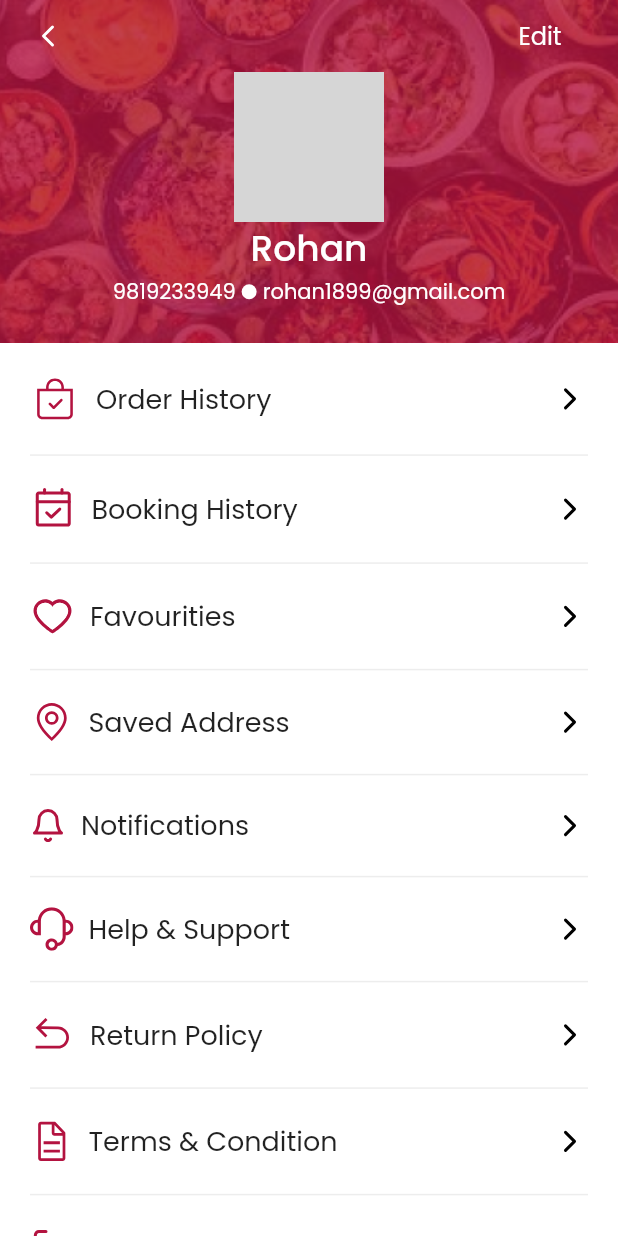
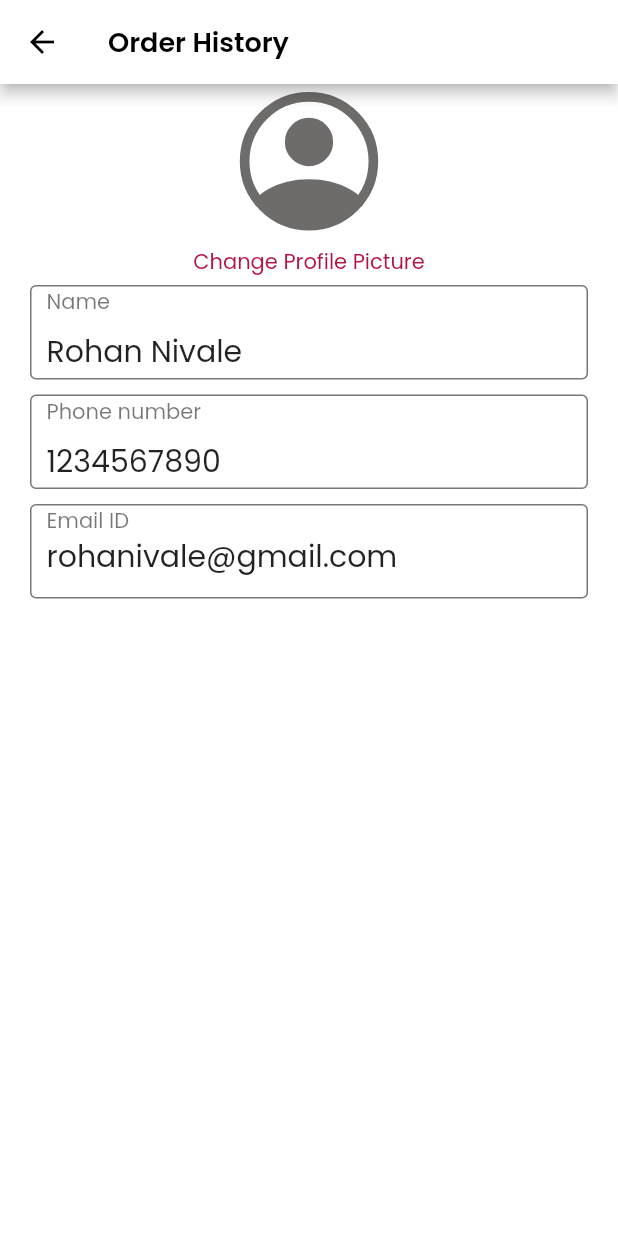
Before and after one commit to tejastamkar/Bhojan-king-resturant, a Flutter app: the ProfileScreen screen opened directly, after a tap on "Edit", on a phone screen of 412 x 824 dp. Run offline on Flutter 3.47's test engine with Material 2 defaults, Android fonts, the phone set to English and light mode, and no system bars; our stand-ins replace carousel_indicator, carousel_slider, dotted_line, flutter_rating_bar, flutter_svg; network calls fail; project files that could hold a hidden picture were left out; grey boxes are pictures that could not be loaded.

Commit message:
profile edit screen

```diff
--- a/lib/screens/profileScreens/bookinghistroyscreen.dart
+++ b/lib/screens/profileScreens/bookinghistroyscreen.dart
@@ -40,7 +40,6 @@ ListView.builder(
                       count: bookingList[index]['count']);
                 },
               ),
-
             ],
           ),
         ),
--- /dev/null
+++ b/lib/screens/profileScreens/profile_editscreen.dart
@@ -0,0 +1,173 @@
+import 'package:flutter/material.dart';
+import 'package:flutter_svg/flutter_svg.dart';
+
+class ProfileEditScreen extends StatefulWidget {
+  const ProfileEditScreen({Key? key}) : super(key: key);
+
+  @override
+  State<ProfileEditScreen> createState() => _ProfileEditScreenState();
+}
+
+class _ProfileEditScreenState extends State<ProfileEditScreen> {
+  @override
+  Widget build(BuildContext context) {
+    double width = MediaQuery.of(context).size.width;
+
+    String name = "Rohan Nivale" , email = "rohanivale@gmail.com" , phone = '1234567890';
+    return Scaffold(
+        appBar: AppBar(
+          backgroundColor: Colors.white,
+          foregroundColor: Colors.black,
+          title: const Text('Order History',
+              style: TextStyle(fontSize: 18, fontWeight: FontWeight.w600)),
+        ),
+        backgroundColor: Colors.white,
+        body: SingleChildScrollView(
+          physics: const ScrollPhysics(),
+          child: Center(
+            child: Column(children: [
+              SvgPicture.asset(
+                'icons/profile-circle.svg',
+                width: width / 4,
+                height: width / 4,
+              ),
+              Padding(
+                padding: const EdgeInsets.symmetric(vertical: 5),
+                child: Text(
+                  'Change Profile Picture',
+                  style: TextStyle(
+                      fontSize: 14,
+                      fontWeight: FontWeight.w400,
+                      color: Theme.of(context).primaryColor),
+                ),
+              ),
+              Padding(
+                padding: const EdgeInsets.symmetric(horizontal: 20),
+                child: Container(
+                  decoration: BoxDecoration(
+                      borderRadius: BorderRadius.circular(4),
+                      border: Border.all(
+                          color: const Color.fromRGBO(30, 26, 26, 0.6))),
+                  child: Column(
+                    crossAxisAlignment: CrossAxisAlignment.start,
+                    children:  [
+                     const Padding(
+                        padding: EdgeInsets.symmetric(horizontal: 10),
+                        child: Text('Name',
+                            style: TextStyle(
+                                color: Color.fromRGBO(30, 26, 26, 0.6))),
+                      ),
+                      Padding(
+                        padding: const EdgeInsets.symmetric(horizontal: 10),
+                        child: SizedBox(
+                          height: 40,
+                          child: TextFormField(
+                            initialValue: name,
+                            onChanged: (value){
+                              setState(() {
+                                name = value ;
+                              });
+                            },
+                            style: const TextStyle(
+
+                                fontSize: 20, fontWeight: FontWeight.w400),
+                            decoration: const InputDecoration(
+
+                               border: InputBorder.none),
+                          ),
+                        ),
+                      ),
+                    ],
+                  ),
+                ),
+              ),
+              const SizedBox(
+                height: 10,
+              ),
+              Padding(
+                padding: const EdgeInsets.symmetric(horizontal: 20),
+                child: Container(
+                  decoration: BoxDecoration(
+                      borderRadius: BorderRadius.circular(4),
+                      border: Border.all(
+                          color: const Color.fromRGBO(30, 26, 26, 0.6))),
+                  child: Column(
+                    crossAxisAlignment: CrossAxisAlignment.start,
+                    children:  [
+                      const Padding(
+                        padding: EdgeInsets.symmetric(horizontal: 10),
+                        child: Text('Phone number',
+                            style: TextStyle(
+                                color: Color.fromRGBO(30, 26, 26, 0.6))),
+                      ),
+                      Padding(
+                        padding: const EdgeInsets.symmetric(horizontal: 10),
+                        child: SizedBox(
+                          height: 40,
+                          child: TextFormField(
+
+                            keyboardType: TextInputType.number,
+                            initialValue: phone,
+                            onChanged: (value){
+                              setState(() {
+                                phone =value;
+                              });
+                            },
+                            style: const TextStyle(
+                                fontSize: 20, fontWeight: FontWeight.w400),
+                            decoration: const InputDecoration(
+
+                              border: InputBorder.none),
+                          ),
+                        ),
+                      ),
+                    ],
+                  ),
+                ),
+              ),
+              const SizedBox(
+                height: 10,
+              ),
+              Padding(
+                padding: const EdgeInsets.symmetric(horizontal: 20),
+                child: Container(
+                  decoration: BoxDecoration(
+                      borderRadius: BorderRadius.circular(4),
+                      border: Border.all(
+                          color: const Color.fromRGBO(30, 26, 26, 0.6))),
+                  child: Column(
+                    crossAxisAlignment: CrossAxisAlignment.start,
+                    children:  [
+                      const Padding(
+                        padding: EdgeInsets.symmetric(horizontal: 10),
+                        child: Text('Email ID',
+                            style: TextStyle(
+                                color: Color.fromRGBO(30, 26, 26, 0.6))),
+                      ),
+                      Padding(
+                        padding: const EdgeInsets.symmetric(horizontal: 10),
+                        child: SizedBox(
+                          height: 40,
+                          child: TextFormField(
+                            initialValue: email,
+                            onChanged: (value){
+                              setState(() {
+                                email = value ;
+                              });
+                            },
+                            style: const TextStyle(
+                                fontSize: 20, fontWeight: FontWeight.w400),
+                            decoration: const InputDecoration(
+                                hintText: ' ', border: InputBorder.none),
+                          ),
+                        ),
+                      ),
+                    ],
+                  ),
+                ),
+              ),
+            ]),
+          ),
+        ));
+  }
+}
--- a/lib/screens/profilescreen.dart
+++ b/lib/screens/profilescreen.dart
@@ -1,7 +1,9 @@
 import 'package:flutter/material.dart';
 import 'package:flutter_svg/svg.dart';
 import 'package:restroapp/screens/profileScreens/bookinghistroyscreen.dart';
+import 'package:restroapp/screens/profileScreens/favscreen.dart';
 import 'package:restroapp/screens/profileScreens/orderhistoryscreen.dart';
+import 'package:restroapp/screens/profileScreens/profile_editscreen.dart';
 
 class ProfileScreen extends StatefulWidget {
   const ProfileScreen({Key? key}) : super(key: key);
@@ -50,15 +52,21 @@ class _ProfileScreenState extends State<ProfileScreen> {
                           ),
                           const Spacer(),
                           TextButton(
-                              onPressed: () {},
+                            onPressed: () => Navigator.push(
+                              context,
+                              MaterialPageRoute(
+                                builder: (context) => const ProfileEditScreen(),
+                              ),
+                            ),
                             style: ButtonStyle(
                                 foregroundColor:
                                     MaterialStateProperty.all(Colors.white)),
                             child: const Text(
                               'Edit',
                               style: TextStyle(
-                                    fontSize: 16, fontWeight: FontWeight.w400),
-                              ))
+                                  fontSize: 18, fontWeight: FontWeight.w400),
+                            ),
+                          ),
                         ],
                       ),
                     ),
@@ -185,7 +193,13 @@ class _ProfileScreenState extends State<ProfileScreen> {
                 color: const Color.fromRGBO(196, 196, 196, 0.3),
               ),
             ),
-            Padding(
+            InkWell(
+              onTap: (() => Navigator.push(
+                  context,
+                  MaterialPageRoute(
+                    builder: (context) => const FavScreen(),
+                  ))),
+              child: Padding(
                 padding: const EdgeInsets.all(20),
                 child: Row(
                   children: [
@@ -194,8 +208,8 @@ class _ProfileScreenState extends State<ProfileScreen> {
                       width: 10,
                     ),
                     const Text('Favourities',
-                      style:
-                          TextStyle(fontWeight: FontWeight.w400, fontSize: 18)),
+                        style: TextStyle(
+                            fontWeight: FontWeight.w400, fontSize: 18)),
                     const Spacer(),
                     RotatedBox(
                       quarterTurns: 3,
@@ -205,6 +219,7 @@ class _ProfileScreenState extends State<ProfileScreen> {
                       ),
                     )
                   ],
+                ),
               ),
             ),
             Padding(
```
Also changed, not shown: lib/Data/fooddata.dart (+17 -0 lines), lib/screens/profileScreens/favscreen.dart (added, +49 -0 lines), icons/profile-circle.svg (added). Lines whose indentation alone changed are shown as unchanged.
